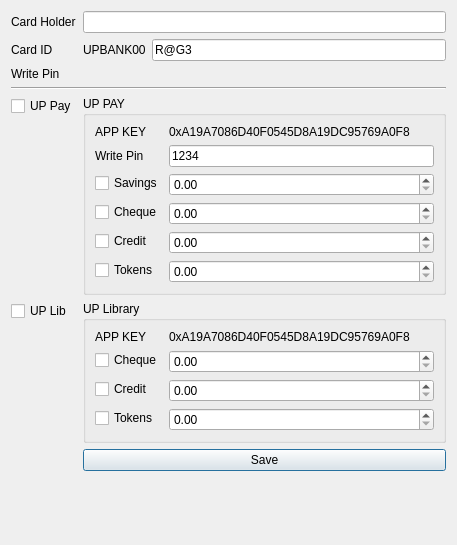
This is Drivers/cardWriter.ui in V-TrenD/Final-Year-Project-Code as Qt 5 draws it before an edit. The edited form follows.
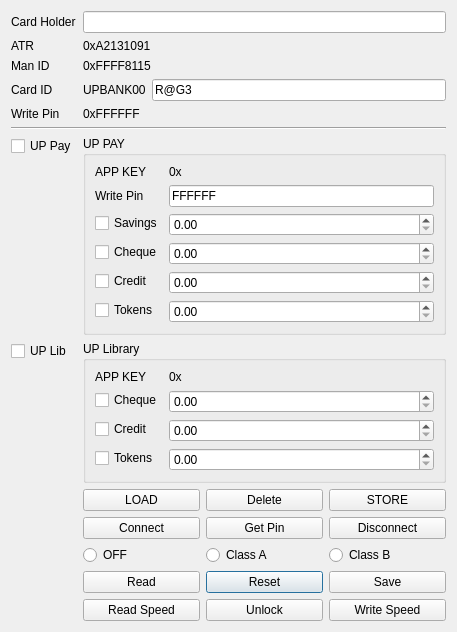
This is the edited form.

What changed in the file:
```diff
--- a/Drivers/cardWriter.ui
+++ b/Drivers/cardWriter.ui
@@ -7,7 +7,7 @@
     <x>0</x>
     <y>0</y>
     <width>457</width>
-    <height>545</height>
+    <height>586</height>
    </rect>
   </property>
   <property name="windowTitle">
@@ -34,6 +34,34 @@
      </property>
     </widget>
    </item>
+   <item row="2" column="0">
+    <widget class="QLabel" name="label_10">
+     <property name="text">
+      <string>ATR</string>
+     </property>
+    </widget>
+   </item>
+   <item row="2" column="1">
+    <widget class="QLabel" name="label_ATR">
+     <property name="text">
+      <string>0xA2131091</string>
+     </property>
+    </widget>
+   </item>
+   <item row="3" column="0">
+    <widget class="QLabel" name="label_12">
+     <property name="text">
+      <string>Man ID</string>
+     </property>
+    </widget>
+   </item>
+   <item row="3" column="1">
+    <widget class="QLabel" name="label_ManID">
+     <property name="text">
+      <string>0xFFFF8115</string>
+     </property>
+    </widget>
+   </item>
    <item row="4" column="0">
     <widget class="QLabel" name="label_2">
      <property name="text">
@@ -69,6 +97,13 @@
      </property>
     </widget>
    </item>
+   <item row="5" column="1">
+    <widget class="QLabel" name="label_PIN">
+     <property name="text">
+      <string>0xFFFFFF</string>
+     </property>
+    </widget>
+   </item>
    <item row="9" column="0" colspan="2">
     <widget class="Line" name="line">
      <property name="orientation">
@@ -102,7 +137,7 @@
       <item row="0" column="1">
        <widget class="QLabel" name="label_5">
         <property name="text">
-         <string>0xA19A7086D40F0545D8A19DC95769A0F8</string>
+         <string>0x</string>
         </property>
        </widget>
       </item>
@@ -184,7 +219,7 @@
       <item row="1" column="1">
        <widget class="QLineEdit" name="uppay_pin">
         <property name="text">
-         <string>1234</string>
+         <string>FFFFFF</string>
         </property>
         <property name="maxLength">
          <number>6</number>
@@ -233,7 +268,7 @@
       <item row="0" column="1">
        <widget class="QLabel" name="label_7">
         <property name="text">
-         <string>0xA19A7086D40F0545D8A19DC95769A0F8</string>
+         <string>0x</string>
         </property>
        </widget>
       </item>
@@ -291,12 +326,114 @@
      </layout>
     </widget>
    </item>
-   <item row="13" column="1">
-    <widget class="QPushButton" name="save">
-     <property name="text">
-      <string>Save</string>
-     </property>
-    </widget>
+   <item row="14" column="1">
+    <layout class="QGridLayout" name="gridLayout_2">
+     <item row="3" column="2">
+      <widget class="QPushButton" name="reset">
+       <property name="text">
+        <string>Reset</string>
+       </property>
+      </widget>
+     </item>
+     <item row="2" column="2">
+      <widget class="QRadioButton" name="classA">
+       <property name="text">
+        <string>Class A</string>
+       </property>
+      </widget>
+     </item>
+     <item row="4" column="2">
+      <widget class="QPushButton" name="unlock">
+       <property name="text">
+        <string>Unlock</string>
+       </property>
+      </widget>
+     </item>
+     <item row="2" column="1">
+      <widget class="QRadioButton" name="off">
+       <property name="text">
+        <string>OFF</string>
+       </property>
+      </widget>
+     </item>
+     <item row="3" column="1">
+      <widget class="QPushButton" name="load">
+       <property name="text">
+        <string>Read</string>
+       </property>
+      </widget>
+     </item>
+     <item row="3" column="3">
+      <widget class="QPushButton" name="save">
+       <property name="text">
+        <string>Save</string>
+       </property>
+      </widget>
+     </item>
+     <item row="4" column="3">
+      <widget class="QPushButton" name="savespeed">
+       <property name="text">
+        <string>Write Speed</string>
+       </property>
+      </widget>
+     </item>
+     <item row="4" column="1">
+      <widget class="QPushButton" name="loadspeed">
+       <property name="text">
+        <string>Read Speed</string>
+       </property>
+      </widget>
+     </item>
+     <item row="2" column="3">
+      <widget class="QRadioButton" name="classB">
+       <property name="text">
+        <string>Class B</string>
+       </property>
+      </widget>
+     </item>
+     <item row="1" column="1">
+      <widget class="QPushButton" name="readerlink">
+       <property name="text">
+        <string>Connect</string>
+       </property>
+      </widget>
+     </item>
+     <item row="1" column="3">
+      <widget class="QPushButton" name="readerunlink">
+       <property name="text">
+        <string>Disconnect</string>
+       </property>
+      </widget>
+     </item>
+     <item row="1" column="2">
+      <widget class="QPushButton" name="pinbutton">
+       <property name="text">
+        <string>Get Pin</string>
+       </property>
+      </widget>
+     </item>
+     <item row="0" column="3">
+      <widget class="QPushButton" name="STORE">
+       <property name="text">
+        <string>STORE</string>
+       </property>
+      </widget>
+     </item>
+     <item row="0" column="1">
+      <widget class="QPushButton" name="LOAD">
+       <property name="text">
+        <string>LOAD</string>
+       </property>
+      </widget>
+     </item>
+     <item row="0" column="2">
+      <widget class="QPushButton" name="DELETE">
+       <property name="text">
+        <string>Delete</string>
+       </property>
+      </widget>
+     </item>
+    </layout>
    </item>
   </layout>
  </widget>
```
Left out of the diff: 7 changed lines with no effect on the pictures.
